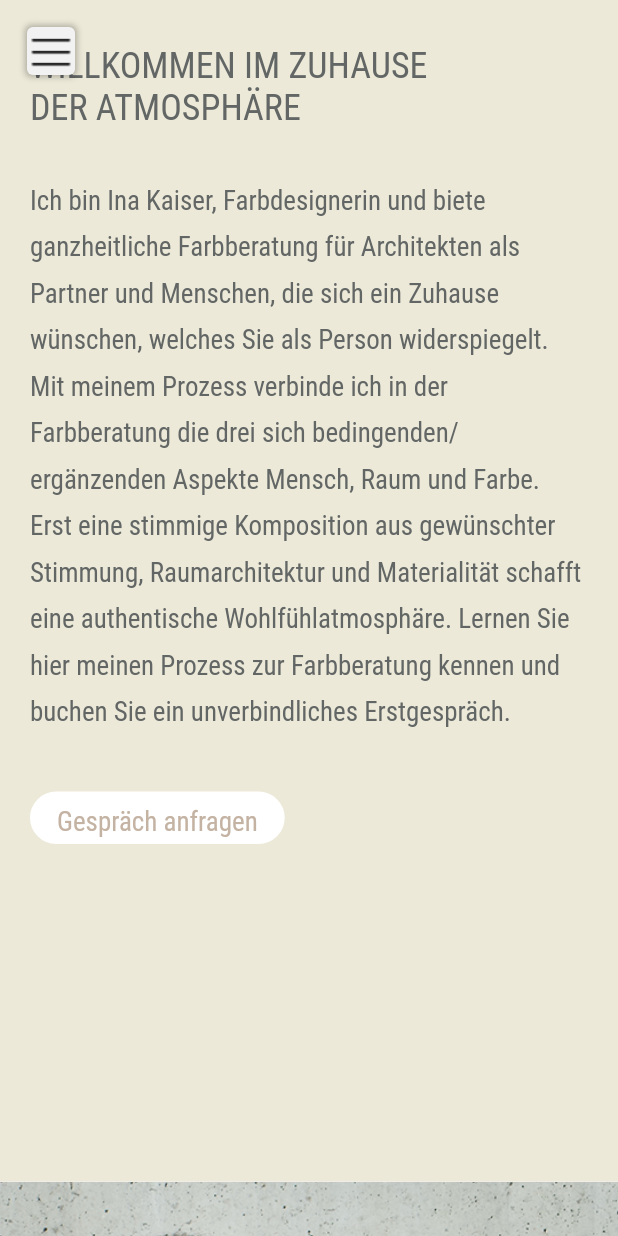
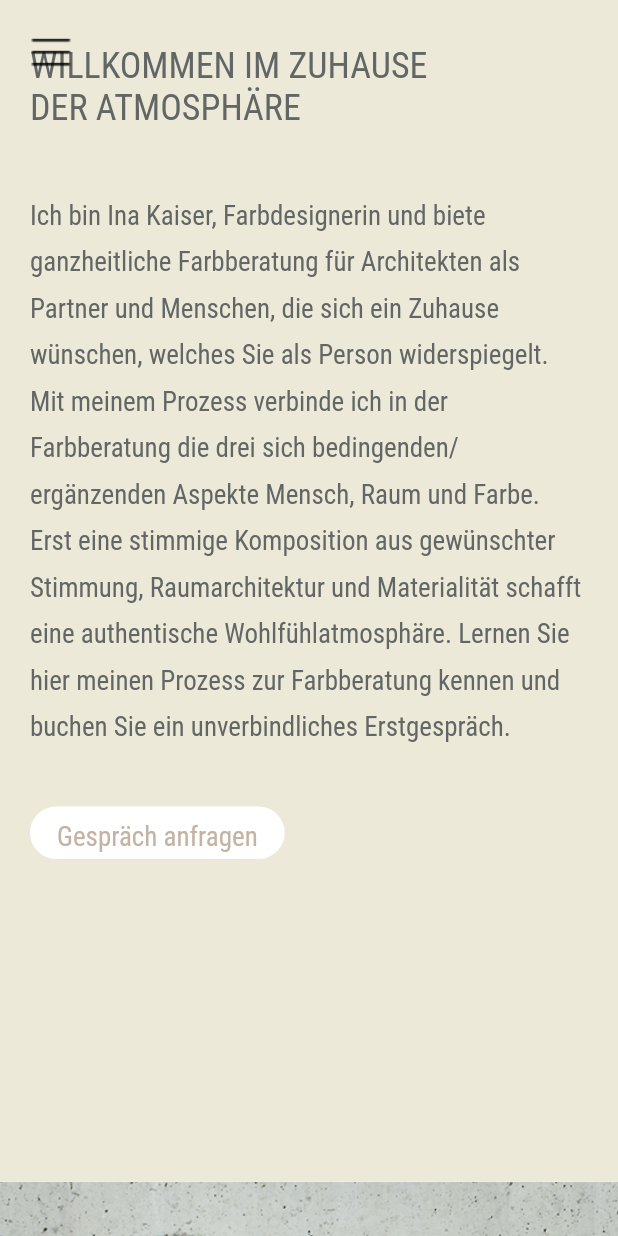
Before and after one commit to akaiser/raumunikate, a Flutter app: the screen it shows after launch, scrolled down 1152 dp, on a phone screen of 412 x 824 dp. Run offline on Flutter 3.47's test engine with Material 2 defaults, Android fonts, the phone set to English and light mode, and no system bars; our stand-ins replace go_router.

Commit message:
shitty small device stuff (#18)

```diff
--- a/_TODO.txt
+++ b/_TODO.txt
@@ -3,4 +3,5 @@ cwebp home_welcome_ina.jpg -o file.webp
 
 flutter run -d web-server --web-port 8080 --web-hostname 0.0.0.0
 
-POCO: 393 x 732
+393 x 732 | POCO
+375 x 549 | iPhone SE 2020
--- a/lib/_assets.dart
+++ b/lib/_assets.dart
@@ -15,7 +15,7 @@ class Assets {
   static const // home
       homeIntro = '$_root/home_intro.jpg',
       homeWelcomeIna = '$_root/home_welcome_ina.jpg',
-      homeContents = '$_root/home_contents.png';
+      homeContent = '$_root/home_content.png';
 
   static const // plan
       planIntro = '$_root/plan_intro.jpg';
--- a/lib/pages/_shared/components/full_text_section.dart
+++ b/lib/pages/_shared/components/full_text_section.dart
@@ -23,30 +23,36 @@ class FullTextSection extends StatelessWidget {
   Widget build(BuildContext context) {
     final _title2 = title2;
     final _actionButton = actionButton;
-    final isXsBreakpoint = context.breakpoint == Breakpoint.xs;
     return Column(
       crossAxisAlignment: CrossAxisAlignment.start,
       children: [
         HeadlineText(title),
         if (_title2 != null) HeadlineText(_title2),
-        if (isXsBreakpoint)
-          const SizedBox(height: 30)
-        else
-          const SizedBox(height: 60),
+        const _Spacer(),
         ResponsiveText(
           text,
           style: context.tt.body,
           textAlign: TextAlign.start,
-          fontSizes: const [20, 18, 18, 18, 18, 18],
+          fontSizes: context.isShittySmallDevice
+              ? const [20, 18, 18, 18, 18, 16]
+              : const [20, 18, 18, 18, 18, 18],
         ),
         if (_actionButton != null) ...[
-          if (isXsBreakpoint)
-            const SizedBox(height: 40)
-          else
-            const SizedBox(height: 60),
+          const _Spacer(),
           _actionButton,
         ],
       ],
     );
   }
 }
+
+class _Spacer extends StatelessWidget {
+  const _Spacer();
+
+  @override
+  Widget build(BuildContext context) => context.breakpoint == Breakpoint.xs
+      ? context.isShittySmallDevice
+          ? const SizedBox(height: 20)
+          : const SizedBox(height: 40)
+      : const SizedBox(height: 60);
+}
--- a/lib/pages/_shared/ui/action_button.dart
+++ b/lib/pages/_shared/ui/action_button.dart
@@ -2,6 +2,7 @@ import 'package:flutter/material.dart';
 import 'package:raumunikate/_settings.dart';
 import 'package:raumunikate/pages/_shared/extensions/build_context_ext.dart';
 import 'package:raumunikate/pages/_shared/ui/hover_region.dart';
+import 'package:raumunikate/pages/_shared/ui/responsive/breakpoint.dart';
 
 class ActionButton extends StatelessWidget {
   const ActionButton(
@@ -42,6 +43,9 @@ class _ActionButtonText extends StatelessWidget {
   @override
   Widget build(BuildContext context) => Text(
         text,
-        style: context.tt.body?.copyWith(color: mainTODO_1),
+        style: context.tt.body?.copyWith(
+          color: mainTODO_1,
+          fontSize: context.isShittySmallDevice ? 16 : null,
+        ),
       );
 }
--- a/lib/pages/_shared/ui/responsive/breakpoint.dart
+++ b/lib/pages/_shared/ui/responsive/breakpoint.dart
@@ -24,8 +24,12 @@ Breakpoint _resolveBreakpoint(double screenWidth) => screenWidth > 1399
 extension BreakpointExt on BuildContext {
   Breakpoint get breakpoint => _resolveBreakpoint(screenWidth);
 
+  bool get isFullWidthNavBar => breakpoint != Breakpoint.xs;
+
   bool get isSxsBreakpoint {
     final breakpoint = this.breakpoint;
     return breakpoint == Breakpoint.s || breakpoint == Breakpoint.xs;
   }
+
+  bool get isShittySmallDevice => screenWidth <= 380 && screenHeight <= 560;
 }
--- /dev/null
+++ b/lib/pages/a/b/_home_welcome_info.dart
@@ -0,0 +1,21 @@
+import 'package:flutter/widgets.dart';
+import 'package:raumunikate/pages/_shared/components/full_text_section.dart';
+import 'package:raumunikate/pages/_shared/ui/action_button.dart';
+import 'package:raumunikate/pages/a/b/_data.dart' as data;
+
+class HomeWelcomeInfo extends StatelessWidget {
+  const HomeWelcomeInfo({super.key});
+
+  @override
+  Widget build(BuildContext context) => FullTextSection(
+        title: data.introTitle,
+        title2: data.introTitle2,
+        text: data.introContent,
+        actionButton: ActionButton(
+          data.introCta,
+          onTap: () {
+            // TODO(albert): where to go?
+          },
+        ),
+      );
+}
--- a/lib/pages/a/b/home_welcome_section.dart
+++ b/lib/pages/a/b/home_welcome_section.dart
@@ -1,28 +1,25 @@
-import 'package:flutter/material.dart';
+import 'package:flutter/widgets.dart';
 import 'package:raumunikate/_assets.dart';
 import 'package:raumunikate/_settings.dart';
-import 'package:raumunikate/pages/_shared/components/full_text_section.dart';
-import 'package:raumunikate/pages/_shared/ui/action_button.dart';
 import 'package:raumunikate/pages/_shared/ui/cover_image_box.dart';
-import 'package:raumunikate/pages/_shared/ui/responsive/breakpoint.dart';
 import 'package:raumunikate/pages/_shared/ui/responsive/responsive_layout.dart';
-import 'package:raumunikate/pages/a/b/_data.dart' as data;
+import 'package:raumunikate/pages/a/b/_home_welcome_info.dart';
 import 'package:raumunikate/pages/base_section.dart';
 
-class HomeWelcomeSingleSection extends StatelessWidget {
-  const HomeWelcomeSingleSection({super.key});
-
-  static const _xlInfoPadding = EdgeInsets.only(
+const _xlInfoPadding = EdgeInsets.only(
   left: 100,
   top: navigationBarHeight + 100,
   right: 100,
 );
 
-  static const _mInfoPadding = EdgeInsets.only(
+const _mInfoPadding = EdgeInsets.only(
   left: 60,
   top: navigationBarHeight + 100,
   right: 60,
 );
+
+class HomeWelcomeSection extends StatelessWidget {
+  const HomeWelcomeSection({super.key});
 
   @override
   Widget build(BuildContext context) => ResponsiveLayout(
@@ -57,59 +54,10 @@ class _TwoColumn extends StatelessWidget {
               flex: flexRight,
               child: Padding(
                 padding: infoPadding,
-                child: const _Info(),
+                child: const HomeWelcomeInfo(),
               ),
             ),
           ],
         ),
       );
 }
-
-class HomeWelcomeFirstSection extends StatelessWidget {
-  const HomeWelcomeFirstSection({super.key});
-
-  static const _xSInfoPadding = EdgeInsets.only(
-    left: 20,
-    top: navigationBarHeight,
-    right: 20,
-  );
-
-  static const _defaultInfoPadding = EdgeInsets.only(
-    left: 100,
-    top: navigationBarHeight + 60,
-    right: 100,
-  );
-
-  @override
-  Widget build(BuildContext context) {
-    final breakpoint = context.breakpoint;
-    final isXsBreakpoint = breakpoint == Breakpoint.xs;
-    return BaseSection(
-      backgroundColor: mainTODO_2,
-      child: Padding(
-        padding: isXsBreakpoint ? _xSInfoPadding : _defaultInfoPadding,
-        child: const _Info(),
-      ),
-    );
-  }
-}
-
-class HomeWelcomeSecondSection extends StatelessWidget {
-  const HomeWelcomeSecondSection({super.key});
-
-  @override
-  Widget build(BuildContext context) =>
-      const BaseSection(backgroundAsset: Assets.homeWelcomeIna);
-}
-
-class _Info extends StatelessWidget {
-  const _Info();
-
-  @override
-  Widget build(BuildContext context) => FullTextSection(
-        title: data.introTitle,
-        title2: data.introTitle2,
-        text: data.introContent,
-        actionButton: ActionButton(data.introCta, onTap: () {}),
-      );
-}
--- /dev/null
+++ b/lib/pages/a/b/home_welcome_sections.dart
@@ -0,0 +1,41 @@
+import 'package:flutter/widgets.dart';
+import 'package:raumunikate/_assets.dart';
+import 'package:raumunikate/_settings.dart';
+import 'package:raumunikate/pages/_shared/ui/responsive/breakpoint.dart';
+import 'package:raumunikate/pages/a/b/_home_welcome_info.dart';
+import 'package:raumunikate/pages/base_section.dart';
+
+const _xSInfoPadding = EdgeInsets.only(
+  left: 20,
+  top: navigationBarHeight,
+  right: 20,
+);
+
+const _defaultInfoPadding = EdgeInsets.only(
+  left: 100,
+  top: navigationBarHeight + 60,
+  right: 100,
+);
+
+class HomeWelcomeFirstSection extends StatelessWidget {
+  const HomeWelcomeFirstSection({super.key});
+
+  @override
+  Widget build(BuildContext context) => BaseSection(
+        backgroundColor: mainTODO_2,
+        child: Padding(
+          padding: context.breakpoint == Breakpoint.xs
+              ? _xSInfoPadding
+              : _defaultInfoPadding,
+          child: const HomeWelcomeInfo(),
+        ),
+      );
+}
+
+class HomeWelcomeSecondSection extends StatelessWidget {
+  const HomeWelcomeSecondSection({super.key});
+
+  @override
+  Widget build(BuildContext context) =>
+      const BaseSection(backgroundAsset: Assets.homeWelcomeIna);
+}
--- a/lib/pages/a/c/_data.dart
+++ b/lib/pages/a/c/_data.dart
@@ -1,11 +1,13 @@
 // ignore_for_file: lines_longer_than_80_chars
-import 'package:flutter/painting.dart' show Color;
+import 'package:flutter/material.dart' show Color, Colors;
 import 'package:raumunikate/_settings.dart';
 import 'package:raumunikate/pages/b/plan_page.dart';
 import 'package:raumunikate/pages/c/projects_page.dart';
 import 'package:raumunikate/pages/d/products_page.dart';
 import 'package:raumunikate/pages/e/portrait_page.dart';
 import 'package:raumunikate/pages/f/inspiration_page.dart';
+
+const textColor = Colors.white;
 
 const linkText = 'Erfahre mehr';
 
--- a/lib/pages/a/home_page.dart
+++ b/lib/pages/a/home_page.dart
@@ -2,7 +2,8 @@ import 'package:flutter/material.dart';
 import 'package:raumunikate/pages/_shared/ui/responsive/breakpoint.dart';
 import 'package:raumunikate/pages/a/a/home_intro_section.dart';
 import 'package:raumunikate/pages/a/b/home_welcome_section.dart';
-import 'package:raumunikate/pages/a/c/home_contents_section.dart';
+import 'package:raumunikate/pages/a/b/home_welcome_sections.dart';
+import 'package:raumunikate/pages/a/c/home_content_section.dart';
 import 'package:raumunikate/pages/base_page.dart';
 
 class HomePage extends StatelessWidget {
@@ -18,8 +19,8 @@ class HomePage extends StatelessWidget {
             HomeWelcomeFirstSection(),
             HomeWelcomeSecondSection(),
           ] else
-            const HomeWelcomeSingleSection(),
-          const HomeContentsSection(),
+            const HomeWelcomeSection(),
+          const HomeContentSection(),
         ],
       );
 }
--- a/lib/pages/nav_bar/_nav_menu.dart
+++ b/lib/pages/nav_bar/_nav_menu.dart
@@ -1,8 +1,6 @@
 import 'package:flutter/material.dart';
 import 'package:go_router/go_router.dart';
-import 'package:provider/provider.dart';
 import 'package:raumunikate/_assets.dart';
-import 'package:raumunikate/_notifier.dart';
 import 'package:raumunikate/_settings.dart';
 import 'package:raumunikate/pages/_shared/extensions/build_context_ext.dart';
 import 'package:raumunikate/pages/_shared/extensions/iterable_ext.dart';
@@ -19,27 +17,7 @@ class NavMenu extends StatelessWidget {
         tooltip: '',
         iconSize: 32,
         color: mainBackgroundColor,
-        icon: Consumer<NavBarNotifier>(
-          builder: (context, notifier, navMenu) => AnimatedContainer(
-            duration: const Duration(milliseconds: navBarTransitionInMillis),
-            curve: Curves.ease,
-            decoration: !notifier.isExpanded
-                ? const BoxDecoration(
-                    boxShadow: [
-                      BoxShadow(
-                        color: Colors.black26,
-                        spreadRadius: 1,
-                        blurRadius: 3,
-                      ),
-                    ],
-                    borderRadius: BorderRadius.all(Radius.circular(4)),
-                    color: mainBackgroundColor,
-                  )
-                : null,
-            child: navMenu,
-          ),
-          child: Image.asset(Assets.menu, color: Colors.black),
-        ),
+        icon: Image.asset(Assets.menu, color: Colors.black),
         itemBuilder: (context) => data.navData.map(
           (entry) {
             final isEnabled = context.currentRoutePath != entry.pagePath;
@@ -47,15 +25,15 @@ class NavMenu extends StatelessWidget {
               enabled: isEnabled,
               onTap: () => context.go(entry.pagePath),
               value: entry.menuLinkText,
-              child: _MenuItem(entry.menuLinkText, isEnabled: isEnabled),
+              child: _MenuItemText(entry.menuLinkText, isEnabled: isEnabled),
             );
           },
         ).unmodifiable,
       );
 }
 
-class _MenuItem extends StatelessWidget {
-  const _MenuItem(this.value, {required this.isEnabled});
+class _MenuItemText extends StatelessWidget {
+  const _MenuItemText(this.value, {required this.isEnabled});
 
   final String value;
   final bool isEnabled;
--- a/lib/pages/nav_bar/nav_bar.dart
+++ b/lib/pages/nav_bar/nav_bar.dart
@@ -13,11 +13,9 @@ import 'package:raumunikate/pages/nav_bar/_social_links.dart';
 class NavBar extends StatelessWidget {
   const NavBar({super.key});
 
-  bool _isFullWidthNavBar(Breakpoint breakpoint) => breakpoint != Breakpoint.xs;
-
   @override
   Widget build(BuildContext context) {
-    final isFullWidthNavBar = _isFullWidthNavBar(context.breakpoint);
+    final isFullWidthNavBar = context.isFullWidthNavBar;
     return Consumer<NavBarNotifier>(
       builder: (context, notifier, navMenu) {
         final isExpanded = notifier.isExpanded;
```
Also changed, not shown: lib/pages/a/c/_home_content_slides.dart (renamed from lib/pages/a/c/home_contents_section.dart, +38 -24 lines), lib/pages/a/c/home_content_section.dart (added, +16 -0 lines), assets/home_content.png (renamed from assets/home_contents.png), 1 other file. Lines whose indentation alone changed are shown as unchanged.
